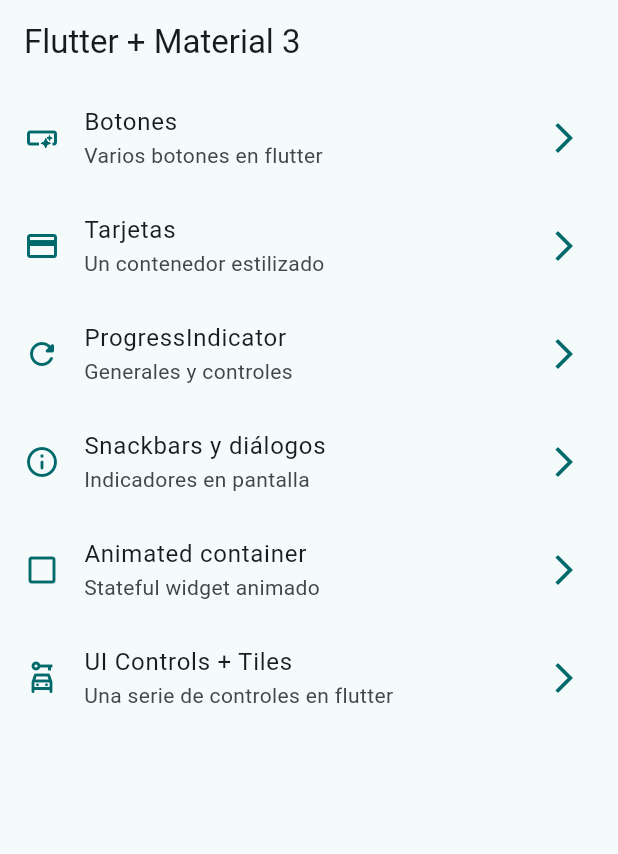
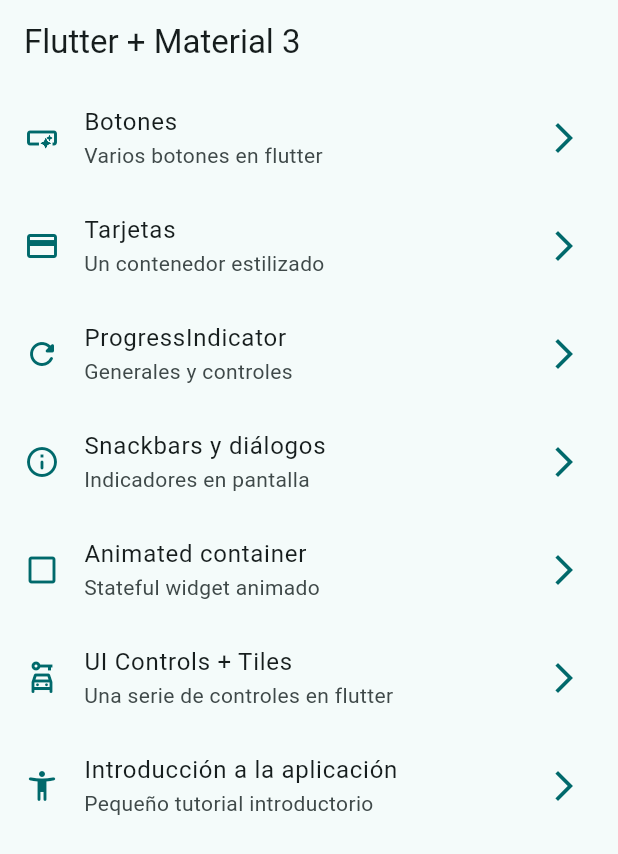
Before and after one commit to astabaresg/widgetswithflutter, a Flutter app: the screen it shows after launch, on a phone screen of 412 x 824 dp. Shown: the top 854 px of the screen. Run offline on Flutter 3.47's test engine with Material 2 defaults, Android fonts, the phone set to English and light mode, and no system bars; our stand-ins replace flutter_riverpod, go_router.

Commit message:
tutorial screen route implemented

```diff
--- a/lib/config/menu/menu_items.dart
+++ b/lib/config/menu/menu_items.dart
@@ -30,7 +30,12 @@ const appMenuItems = <MenuItem>[
       title: 'UI Controls + Tiles',
       subtitle: 'Una serie de controles en flutter',
       url: '/ui-controls',
-      icon: Icons.car_rental_outlined)
+      icon: Icons.car_rental_outlined),
+  MenuItem(
+      title: 'Introducción a la aplicación',
+      subtitle: 'Pequeño tutorial introductorio',
+      url: '/tutorial',
+      icon: Icons.accessibility_new_rounded)
 ];
 
 class MenuItem {
--- a/lib/config/router/app_router.dart
+++ b/lib/config/router/app_router.dart
@@ -39,6 +39,11 @@ final appRouter = GoRouter(
       path: '/ui-controls',
       name: UiControlsScreen.name,
       builder: (context, state) => const UiControlsScreen(),
+    ),
+    GoRoute(
+      path: '/tutorial',
+      name: AppTutorialScreen.name,
+      builder: (context, state) => const AppTutorialScreen(),
     )
   ],
 );
```
